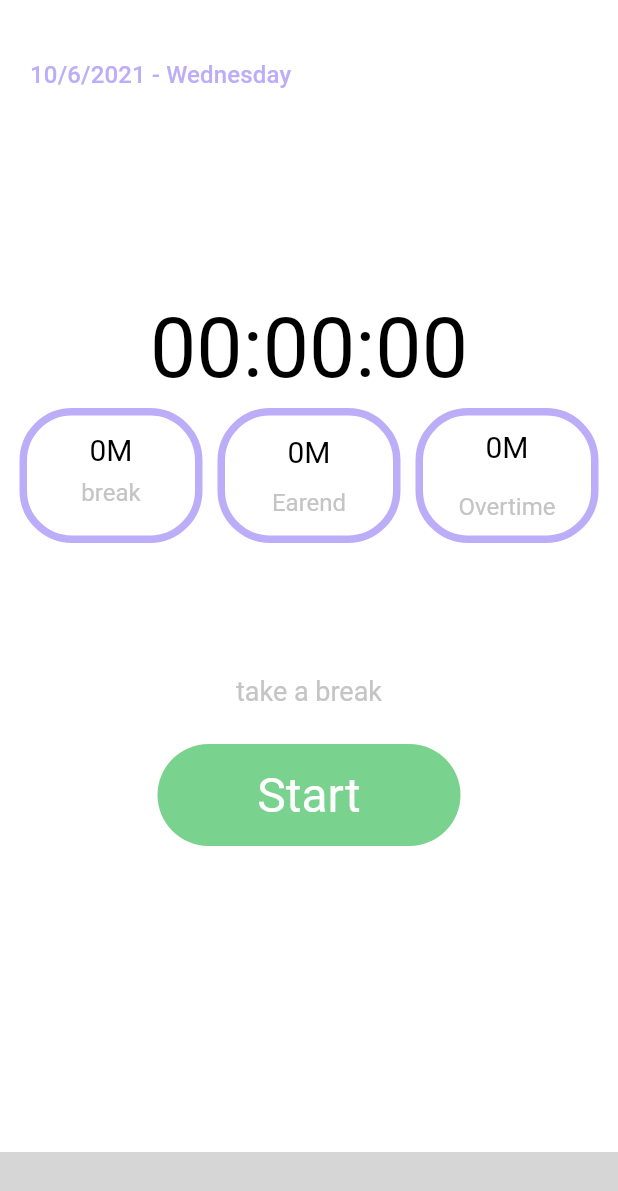
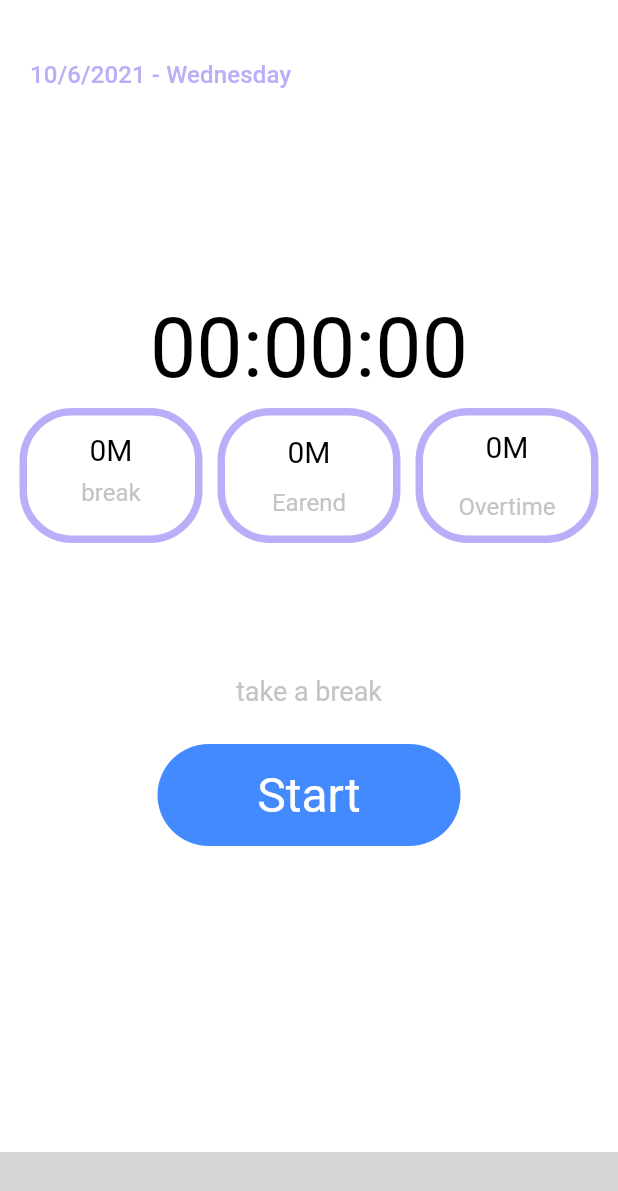
Before and after one commit to 1shaked/money-is-time, a Flutter app: the TimerPage screen opened by its route, on a phone screen of 412 x 824 dp. Shown: the top 1191 px of the screen. Run offline on Flutter 3.47's test engine with Material 2 defaults, Android fonts, the phone set to English and light mode, and no system bars; our stand-ins replace firebase_analytics, font_awesome_flutter, hive, hive_flutter, shared_preferences; accounts and stored records are empty; statements that could not run were skipped; grey boxes are pictures that could not be loaded.

Commit message:
change the color and the update type

```diff
--- a/lib/components/timerPage/action_button_timer.dart
+++ b/lib/components/timerPage/action_button_timer.dart
@@ -10,8 +10,9 @@ class ActionButtonTimer extends StatelessWidget {
   @override
   Widget build(BuildContext context) {
     return GestureDetector(
-      onTap: () {
+      onTap: () async {
         Provider.of<JobsManager>(context, listen: false).actionButtonClick();
+        Provider.of<Timesheet>(context, listen: false).initTimesheet();
       },
       child: Container(
         width: 202,
@@ -20,7 +21,7 @@ class ActionButtonTimer extends StatelessWidget {
           borderRadius: BorderRadius.circular(60),
           color: Provider.of<JobsManager>(context).isActive
               ? Colors.redAccent
-              : const Color.fromRGBO(121, 210, 141, 1),
+              : Colors.blueAccent,
         ),
         child: Center(
           child: Text(
```
